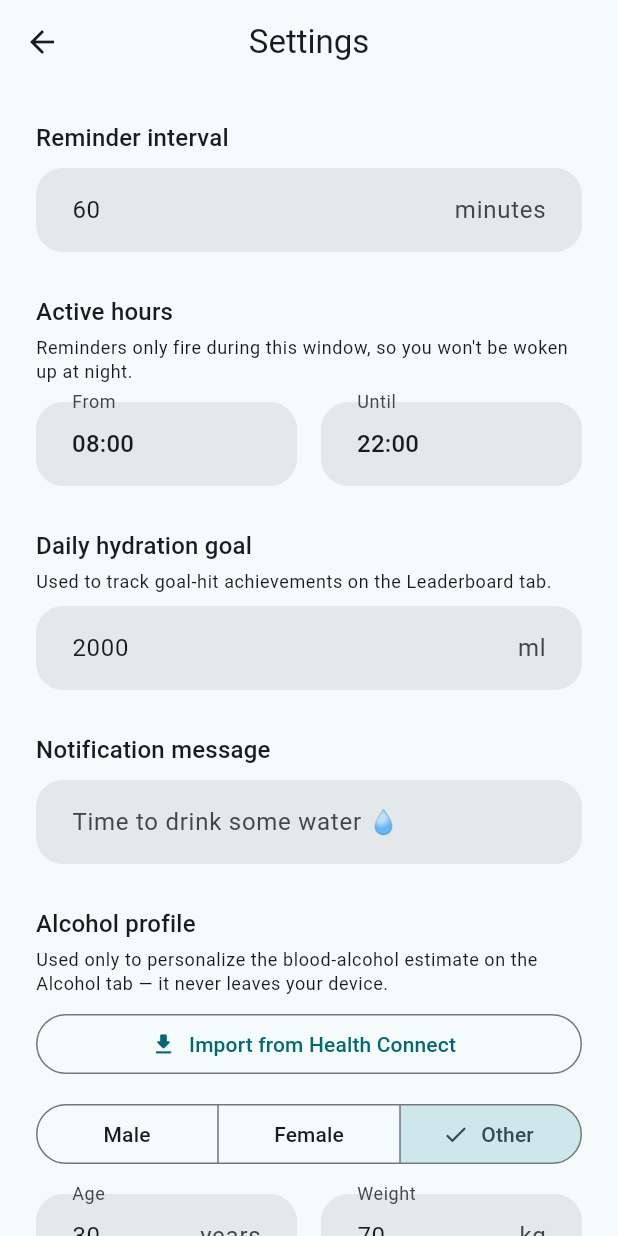
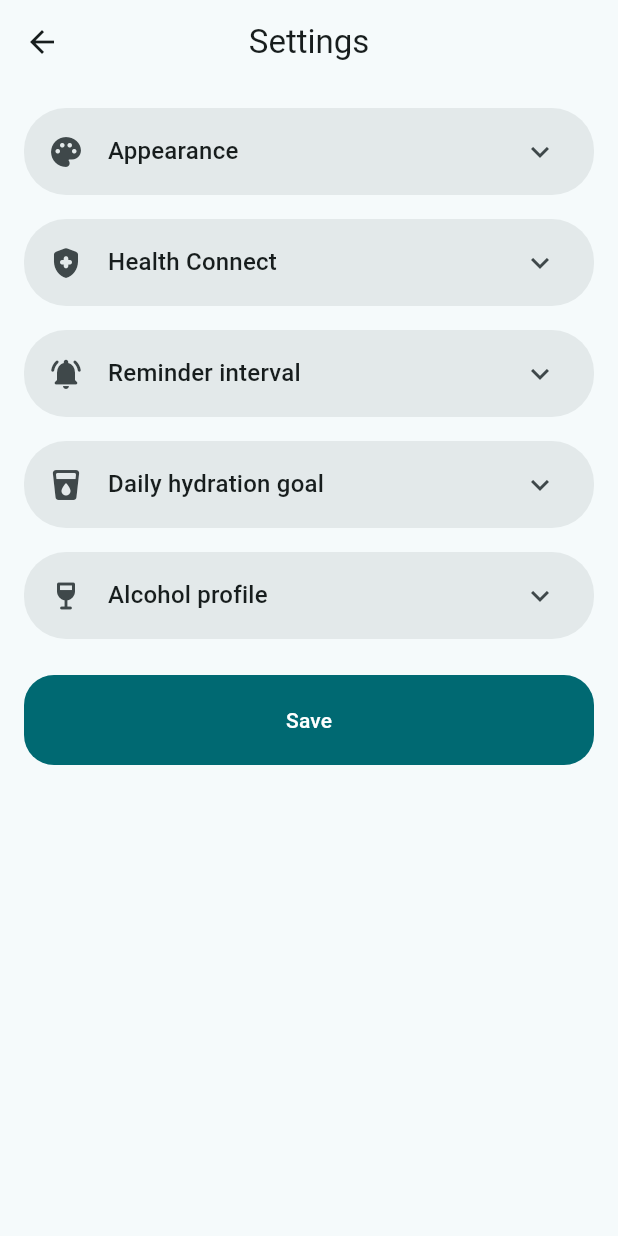
Before and after one commit to DevTimmOfTO/BetterDrink, a Flutter app: the SettingsScreen screen opened directly, on a phone screen of 412 x 824 dp. Run offline on Flutter 3.47's test engine with Material 3 defaults, Android fonts, the phone set to English and light mode, and no system bars; drawn by our look-alikes of dynamic_color; our stand-ins replace fl_chart, flutter_local_notifications, flutter_riverpod, flutter_timezone, shared_preferences, timezone; missing offline and left inert: health; accounts and stored records are empty.

Commit message:
Reorganize settings into collapsible sections
Group the settings screen into icon-labelled, independently collapsible
cards (Appearance, Health Connect, Reminder interval, Daily hydration
goal, Alcohol profile), collapsed by default. Move the Health Connect
profile import into its own section and let the user pick which fields
(sex, age, weight) to bring in via a dialog instead of importing
everything at once.

```diff
--- a/lib/l10n/app_de.arb
+++ b/lib/l10n/app_de.arb
@@ -143,6 +143,7 @@
 
   "settingsTitle": "Einstellungen",
   "reminderIntervalTitle": "Erinnerungsintervall",
+  "reminderIntervalChangeNote": "Das wird sich bald ändern.",
   "minutesUnit": "Minuten",
   "intervalHint": "z. B. 45",
   "activeHoursTitle": "Aktive Stunden",
@@ -158,6 +159,7 @@
   "maleLabel": "Männlich",
   "femaleLabel": "Weiblich",
   "otherLabel": "Divers",
+  "sexLabel": "Geschlecht",
   "ageLabel": "Alter",
   "yearsUnit": "Jahre",
   "weightLabel": "Gewicht",
@@ -189,6 +191,8 @@
   "healthConnectProfileImportSuccess": "Profil aus Health Connect importiert",
   "healthConnectProfileImportFailed": "Fehler beim Importieren des Profils aus Health Connect",
   "healthConnectProfileNoData": "Keine Profildaten in Health Connect verfügbar",
+  "healthConnectImportDialogTitle": "Wähle aus, was importiert werden soll",
+  "import": "Importieren",
 
   "notificationTitle": "Bleib hydriert 💧",
   "notificationDefaultMessage": "Zeit, etwas Wasser zu trinken 💧",
--- a/lib/l10n/app_en.arb
+++ b/lib/l10n/app_en.arb
@@ -212,6 +212,7 @@
 
   "settingsTitle": "Settings",
   "reminderIntervalTitle": "Reminder interval",
+  "reminderIntervalChangeNote": "This will change soon.",
   "minutesUnit": "minutes",
   "intervalHint": "e.g. 45",
   "activeHoursTitle": "Active hours",
@@ -227,6 +228,7 @@
   "maleLabel": "Male",
   "femaleLabel": "Female",
   "otherLabel": "Other",
+  "sexLabel": "Sex",
   "ageLabel": "Age",
   "yearsUnit": "years",
   "weightLabel": "Weight",
@@ -258,6 +260,8 @@
   "healthConnectProfileImportSuccess": "Profile imported from Health Connect",
   "healthConnectProfileImportFailed": "Failed to import profile from Health Connect",
   "healthConnectProfileNoData": "No profile data available in Health Connect",
+  "healthConnectImportDialogTitle": "Choose what to import",
+  "import": "Import",
 
   "notificationTitle": "Stay hydrated 💧",
   "notificationDefaultMessage": "Time to drink some water 💧",
--- a/lib/l10n/app_fr.arb
+++ b/lib/l10n/app_fr.arb
@@ -143,6 +143,7 @@
 
   "settingsTitle": "Réglages",
   "reminderIntervalTitle": "Intervalle de rappel",
+  "reminderIntervalChangeNote": "Cela va bientôt changer.",
   "minutesUnit": "minutes",
   "intervalHint": "ex. 45",
   "activeHoursTitle": "Heures actives",
@@ -158,6 +159,7 @@
   "maleLabel": "Homme",
   "femaleLabel": "Femme",
   "otherLabel": "Autre",
+  "sexLabel": "Sexe",
   "ageLabel": "Âge",
   "yearsUnit": "ans",
   "weightLabel": "Poids",
@@ -189,6 +191,8 @@
   "healthConnectProfileImportSuccess": "Profil importé depuis Health Connect",
   "healthConnectProfileImportFailed": "Échec de l'importation du profil depuis Health Connect",
   "healthConnectProfileNoData": "Aucune donnée de profil disponible dans Health Connect",
+  "healthConnectImportDialogTitle": "Choisissez quoi importer",
+  "import": "Importer",
 
   "notificationTitle": "Restez hydraté·e 💧",
   "notificationDefaultMessage": "Il est temps de boire de l'eau 💧",
--- a/lib/l10n/gen/app_localizations.dart
+++ b/lib/l10n/gen/app_localizations.dart
@@ -858,6 +858,12 @@ abstract class AppLocalizations {
   /// **'Reminder interval'**
   String get reminderIntervalTitle;
 
+  /// No description provided for @reminderIntervalChangeNote.
+  ///
+  /// In en, this message translates to:
+  /// **'This will change soon.'**
+  String get reminderIntervalChangeNote;
+
   /// No description provided for @minutesUnit.
   ///
   /// In en, this message translates to:
@@ -947,6 +953,12 @@ abstract class AppLocalizations {
   /// In en, this message translates to:
   /// **'Other'**
   String get otherLabel;
+
+  /// No description provided for @sexLabel.
+  ///
+  /// In en, this message translates to:
+  /// **'Sex'**
+  String get sexLabel;
 
   /// No description provided for @ageLabel.
   ///
@@ -1110,6 +1122,18 @@ abstract class AppLocalizations {
   /// **'No profile data available in Health Connect'**
   String get healthConnectProfileNoData;
 
+  /// No description provided for @healthConnectImportDialogTitle.
+  ///
+  /// In en, this message translates to:
+  /// **'Choose what to import'**
+  String get healthConnectImportDialogTitle;
+
+  /// No description provided for @import.
+  ///
+  /// In en, this message translates to:
+  /// **'Import'**
+  String get import;
+
   /// No description provided for @notificationTitle.
   ///
   /// In en, this message translates to:
--- a/lib/models/user_profile.dart
+++ b/lib/models/user_profile.dart
@@ -29,3 +29,16 @@ class UserProfile {
     );
   }
 }
+
+/// Per-field snapshot of what Health Connect has available, so the import
+/// picker can offer only the fields that actually have data and let the
+/// user choose which of those to bring in.
+class HealthConnectProfileFields {
+  const HealthConnectProfileFields({this.sex, this.age, this.weightKg});
+
+  final Sex? sex;
+  final int? age;
+  final double? weightKg;
+
+  bool get isEmpty => sex == null && age == null && weightKg == null;
+}
--- a/lib/screens/settings_screen.dart
+++ b/lib/screens/settings_screen.dart
@@ -163,34 +163,122 @@ class _SettingsScreenState extends ConsumerState<SettingsScreen> {
     }
   }
 
-  Future<void> _importProfileFromHealthConnect(AppLocalizations loc) async {
+  String _sexLabel(AppLocalizations loc, Sex sex) => switch (sex) {
+        Sex.male => loc.maleLabel,
+        Sex.female => loc.femaleLabel,
+        Sex.other => loc.otherLabel,
+      };
+
+  /// Shows a checkbox picker for whichever fields Health Connect actually
+  /// has data for, pre-checked. Returns the fields the user confirmed
+  /// importing, or null if they cancelled.
+  Future<HealthConnectProfileFields?> _showImportSelectionDialog(
+    AppLocalizations loc,
+    HealthConnectProfileFields available,
+  ) {
+    bool importSex = available.sex != null;
+    bool importAge = available.age != null;
+    bool importWeight = available.weightKg != null;
+
+    return showDialog<HealthConnectProfileFields>(
+      context: context,
+      builder: (dialogContext) => StatefulBuilder(
+        builder: (context, setDialogState) {
+          final anySelected = importSex || importAge || importWeight;
+          return AlertDialog(
+            title: Text(loc.healthConnectImportDialogTitle),
+            content: Column(
+              mainAxisSize: MainAxisSize.min,
+              children: [
+                if (available.sex != null)
+                  CheckboxListTile(
+                    contentPadding: EdgeInsets.zero,
+                    title: Text(loc.sexLabel),
+                    subtitle: Text(_sexLabel(loc, available.sex!)),
+                    value: importSex,
+                    onChanged: (value) =>
+                        setDialogState(() => importSex = value ?? false),
+                  ),
+                if (available.age != null)
+                  CheckboxListTile(
+                    contentPadding: EdgeInsets.zero,
+                    title: Text(loc.ageLabel),
+                    subtitle: Text('${available.age} ${loc.yearsUnit}'),
+                    value: importAge,
+                    onChanged: (value) =>
+                        setDialogState(() => importAge = value ?? false),
+                  ),
+                if (available.weightKg != null)
+                  CheckboxListTile(
+                    contentPadding: EdgeInsets.zero,
+                    title: Text(loc.weightLabel),
+                    subtitle: Text(
+                      '${available.weightKg!.toStringAsFixed(0)} ${loc.kgUnit}',
+                    ),
+                    value: importWeight,
+                    onChanged: (value) =>
+                        setDialogState(() => importWeight = value ?? false),
+                  ),
+              ],
+            ),
+            actions: [
+              TextButton(
+                onPressed: () => Navigator.of(dialogContext).pop(),
+                child: Text(loc.cancel),
+              ),
+              FilledButton(
+                onPressed: anySelected
+                    ? () => Navigator.of(dialogContext).pop(
+                          HealthConnectProfileFields(
+                            sex: importSex ? available.sex : null,
+                            age: importAge ? available.age : null,
+                            weightKg: importWeight ? available.weightKg : null,
+                          ),
+                        )
+                    : null,
+                child: Text(loc.import),
+              ),
+            ],
+          );
+        },
+      ),
+    );
+  }
+
+  Future<void> _importFromHealthConnect(AppLocalizations loc) async {
     setState(() => _isImportingFromHealthConnect = true);
 
     try {
-      final profile = await AlcoholService.instance.requestAndLoadProfileFromHealthConnect();
+      final available =
+          await AlcoholService.instance.requestProfileFieldsFromHealthConnect();
 
       if (!mounted) return;
 
-      if (profile != null) {
-        // Update the UI with the imported profile
-        _syncFromProfile(profile);
+      if (available == null) {
+        ScaffoldMessenger.of(context).showSnackBar(
+          SnackBar(content: Text(loc.healthConnectProfileNoData)),
+        );
+        return;
+      }
+
+      final selected = await _showImportSelectionDialog(loc, available);
+      if (selected == null || !mounted) return;
+
+      final updated = UserProfile(
+        sex: selected.sex ?? _sex,
+        age: selected.age ?? (int.tryParse(_ageController.text) ?? UserProfile.defaults.age),
+        weightKg: selected.weightKg ??
+            (double.tryParse(_weightController.text) ?? UserProfile.defaults.weightKg),
+      );
+      _syncFromProfile(updated);
       _profileInitialized = true;
 
-        // Save the profile to persistence
-        await ref.read(profileProvider.notifier).update(profile);
+      await ref.read(profileProvider.notifier).update(updated);
 
       if (!mounted) return;
-
       ScaffoldMessenger.of(context).showSnackBar(
         SnackBar(content: Text(loc.healthConnectProfileImportSuccess)),
       );
-      } else {
-        if (!mounted) return;
-
-        ScaffoldMessenger.of(context).showSnackBar(
-          SnackBar(content: Text(loc.healthConnectProfileNoData)),
-        );
-      }
     } catch (_) {
       if (mounted) {
         ScaffoldMessenger.of(context).showSnackBar(
@@ -230,10 +318,48 @@ class _SettingsScreenState extends ConsumerState<SettingsScreen> {
       appBar: AppBar(title: Text(loc.settingsTitle)),
       body: SafeArea(
         child: ListView(
-          padding: const EdgeInsets.all(24),
+          padding: const EdgeInsets.fromLTRB(16, 16, 16, 24),
           children: [
-            Text(loc.reminderIntervalTitle, style: Theme.of(context).textTheme.titleMedium),
+            _SettingsSection(
+              icon: Icons.palette_rounded,
+              title: loc.appearanceTitle,
+              children: const [_AppearanceSectionBody()],
+            ),
+            const SizedBox(height: 16),
+            _SettingsSection(
+              icon: Icons.health_and_safety_rounded,
+              title: loc.healthConnectTitle,
+              children: [
+                Text(
+                  loc.importFromHealthConnectDescription,
+                  style: Theme.of(context).textTheme.bodySmall,
+                ),
                 const SizedBox(height: 8),
+                OutlinedButton.icon(
+                  onPressed: _isImportingFromHealthConnect
+                      ? null
+                      : () => _importFromHealthConnect(loc),
+                  icon: const Icon(Icons.download_rounded),
+                  label: Text(loc.importFromHealthConnect),
+                ),
+                if (_isImportingFromHealthConnect) ...[
+                  const SizedBox(height: 8),
+                  const Center(child: CircularProgressIndicator()),
+                ],
+                const SizedBox(height: 20),
+                const _HealthConnectSectionBody(),
+              ],
+            ),
+            const SizedBox(height: 16),
+            _SettingsSection(
+              icon: Icons.notifications_active_rounded,
+              title: loc.reminderIntervalTitle,
+              children: [
+                Text(
+                  loc.reminderIntervalChangeNote,
+                  style: Theme.of(context).textTheme.bodySmall,
+                ),
+                const SizedBox(height: 12),
                 TextField(
                   controller: _intervalController,
                   keyboardType: TextInputType.number,
@@ -242,8 +368,8 @@ class _SettingsScreenState extends ConsumerState<SettingsScreen> {
                     hintText: loc.intervalHint,
                   ),
                 ),
-            const SizedBox(height: 28),
-            Text(loc.activeHoursTitle, style: Theme.of(context).textTheme.titleMedium),
+                const SizedBox(height: 20),
+                Text(loc.activeHoursTitle, style: Theme.of(context).textTheme.titleSmall),
                 const SizedBox(height: 4),
                 Text(
                   loc.activeHoursDescription,
@@ -269,9 +395,22 @@ class _SettingsScreenState extends ConsumerState<SettingsScreen> {
                     ),
                   ],
                 ),
-            const SizedBox(height: 28),
-            Text(loc.dailyGoalTitle, style: Theme.of(context).textTheme.titleMedium),
-            const SizedBox(height: 4),
+                const SizedBox(height: 20),
+                Text(loc.notificationMessageTitle, style: Theme.of(context).textTheme.titleSmall),
+                const SizedBox(height: 8),
+                TextField(
+                  controller: _messageController,
+                  decoration: InputDecoration(
+                    hintText: loc.notificationDefaultMessage,
+                  ),
+                ),
+              ],
+            ),
+            const SizedBox(height: 16),
+            _SettingsSection(
+              icon: Icons.local_drink_rounded,
+              title: loc.dailyGoalTitle,
+              children: [
                 Text(
                   loc.dailyGoalDescription,
                   style: Theme.of(context).textTheme.bodySmall,
@@ -286,34 +425,17 @@ class _SettingsScreenState extends ConsumerState<SettingsScreen> {
                     errorText: _dailyGoalError(loc),
                   ),
                 ),
-            const SizedBox(height: 28),
-            Text(loc.notificationMessageTitle, style: Theme.of(context).textTheme.titleMedium),
-            const SizedBox(height: 8),
-            TextField(
-              controller: _messageController,
-              decoration: InputDecoration(
-                hintText: loc.notificationDefaultMessage,
+              ],
             ),
-            ),
-            const SizedBox(height: 28),
-            Text(loc.alcoholProfileTitle, style: Theme.of(context).textTheme.titleMedium),
-            const SizedBox(height: 4),
+            const SizedBox(height: 16),
+            _SettingsSection(
+              icon: Icons.wine_bar_rounded,
+              title: loc.alcoholProfileTitle,
+              children: [
                 Text(
                   loc.alcoholProfileDescription,
                   style: Theme.of(context).textTheme.bodySmall,
                 ),
-            const SizedBox(height: 8),
-            OutlinedButton.icon(
-              onPressed: _isImportingFromHealthConnect
-                  ? null
-                  : () => _importProfileFromHealthConnect(loc),
-              icon: const Icon(Icons.download_rounded),
-              label: Text(loc.importFromHealthConnect),
-            ),
-            if (_isImportingFromHealthConnect) ...[
-              const SizedBox(height: 8),
-              const Center(child: CircularProgressIndicator()),
-            ],
                 const SizedBox(height: 12),
                 SegmentedButton<Sex>(
                   segments: [
@@ -352,7 +474,9 @@ class _SettingsScreenState extends ConsumerState<SettingsScreen> {
                     ),
                   ],
                 ),
-            const SizedBox(height: 32),
+              ],
+            ),
+            const SizedBox(height: 24),
             FilledButton(
               onPressed: () => _save(loc),
               child: Padding(
@@ -360,12 +484,39 @@ class _SettingsScreenState extends ConsumerState<SettingsScreen> {
                 child: Text(loc.save),
               ),
             ),
-            const SizedBox(height: 28),
-            const _AppearanceSection(),
-            const SizedBox(height: 28),
-            const _HealthConnectSection(),
           ],
         ),
+      ),
+    );
+  }
+}
+
+/// One collapsible, icon-labelled settings group -- the Flutter equivalent
+/// of a Qt QToolBox pane. Independent of its siblings: each section keeps
+/// its own expanded/collapsed state rather than acting as an accordion.
+class _SettingsSection extends StatelessWidget {
+  const _SettingsSection({
+    required this.icon,
+    required this.title,
+    required this.children,
+  });
+
+  final IconData icon;
+  final String title;
+  final List<Widget> children;
+
+  @override
+  Widget build(BuildContext context) {
+    return Card(
+      clipBehavior: Clip.antiAlias,
+      margin: EdgeInsets.zero,
+      child: ExpansionTile(
+        leading: Icon(icon),
+        title: Text(title, style: Theme.of(context).textTheme.titleMedium),
+        initiallyExpanded: false,
+        childrenPadding: const EdgeInsets.fromLTRB(16, 0, 16, 16),
+        expandedCrossAxisAlignment: CrossAxisAlignment.start,
+        children: children,
       ),
     );
   }
@@ -402,10 +553,10 @@ class _TimeField extends StatelessWidget {
 }
 
 /// Appearance options (device accent color, font). Applies immediately on
-/// change rather than being gated behind the Save button above, matching
-/// how a live theme preview is normally expected to behave.
-class _AppearanceSection extends ConsumerWidget {
-  const _AppearanceSection();
+/// change rather than being gated behind the Save button, matching how a
+/// live theme preview is normally expected to behave.
+class _AppearanceSectionBody extends ConsumerWidget {
+  const _AppearanceSectionBody();
 
   @override
   Widget build(BuildContext context, WidgetRef ref) {
@@ -415,8 +566,6 @@ class _AppearanceSection extends ConsumerWidget {
     return Column(
       crossAxisAlignment: CrossAxisAlignment.start,
       children: [
-        Text(loc.appearanceTitle, style: Theme.of(context).textTheme.titleMedium),
-        const SizedBox(height: 8),
         SwitchListTile(
           contentPadding: EdgeInsets.zero,
           title: Text(loc.useDynamicColorTitle),
@@ -458,11 +607,11 @@ class _AppearanceSection extends ConsumerWidget {
 }
 
 /// Opt-in toggle for mirroring logged water intake into Google Health
-/// Connect. Applies immediately, same as [_AppearanceSection] -- there's
+/// Connect. Applies immediately, same as [_AppearanceSectionBody] -- there's
 /// nothing to gate behind the Save button since this doesn't affect the
-/// reminder/profile fields above it.
-class _HealthConnectSection extends ConsumerWidget {
-  const _HealthConnectSection();
+/// reminder/profile fields in the other sections.
+class _HealthConnectSectionBody extends ConsumerWidget {
+  const _HealthConnectSectionBody();
 
   @override
   Widget build(BuildContext context, WidgetRef ref) {
@@ -472,8 +621,6 @@ class _HealthConnectSection extends ConsumerWidget {
     return Column(
       crossAxisAlignment: CrossAxisAlignment.start,
       children: [
-        Text(loc.healthConnectTitle, style: Theme.of(context).textTheme.titleMedium),
-        const SizedBox(height: 4),
         Text(
           loc.healthConnectDescription,
           style: Theme.of(context).textTheme.bodySmall,
--- a/lib/services/health_connect_service.dart
+++ b/lib/services/health_connect_service.dart
@@ -207,27 +207,6 @@ class HealthConnectService {
     return age > 0 ? age : null;
   }
 
-  /// Reads all profile data (sex, age, weight) from Health Connect.
-  /// Returns a UserProfile with the available data, or null if no data is available.
-  /// If some data is unavailable, uses the defaults from UserProfile.defaults.
-  Future<UserProfile?> readProfile() async {
-    final sex = await readGender();
-    final age = await readAge();
-    final weightKg = await readWeightKg();
-
-    // If we couldn't read any data, return null
-    if (sex == null && age == null && weightKg == null) {
-      return null;
-    }
-
-    // Use available data, fall back to defaults for missing values
-    return UserProfile(
-      sex: sex ?? UserProfile.defaults.sex,
-      age: age ?? UserProfile.defaults.age,
-      weightKg: weightKg ?? UserProfile.defaults.weightKg,
-    );
-  }
-
   /// Turning sync on checks Health Connect availability (prompting a Play
   /// Store install/update if it's missing or outdated) and requests WRITE
   /// access for Hydration, only persisting the opt-in once both succeed.
```
Also changed, not shown: lib/l10n/gen/app_localizations_de.dart (+13 -0 lines), lib/l10n/gen/app_localizations_en.dart (+12 -0 lines), lib/l10n/gen/app_localizations_fr.dart (+12 -0 lines), lib/services/alcohol_service.dart (+13 -10 lines). Lines whose indentation alone changed are shown as unchanged.
